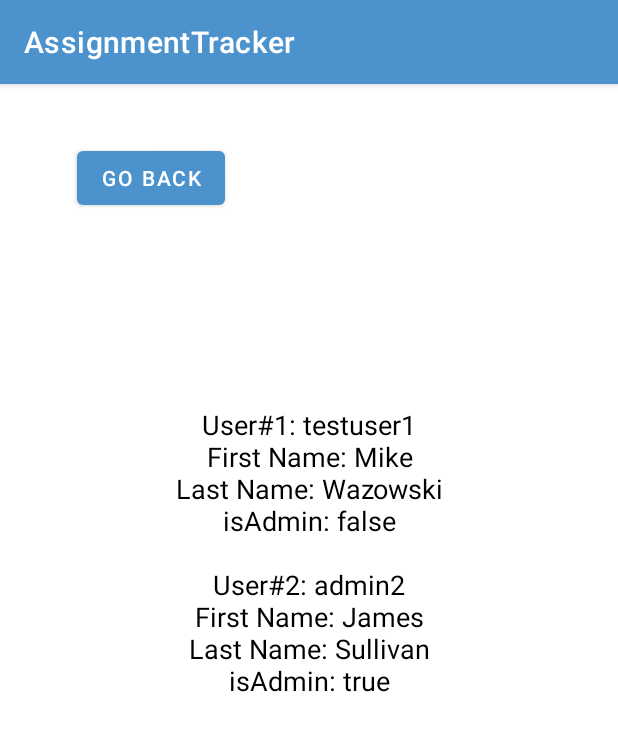
After one commit to f-pulido-1/AssignmentTracker, an Android app: the StudentViewerActivity screen opened directly, with no data from a screen before it, on a phone screen of 412 x 824 dp. The commit adds this screen. Shown: the top 731 px of the screen. Run offline under Robolectric (Android 15) with nearby library versions, the phone set to English and light mode, and no system bars; our stand-ins replace Room's generated code.

Commit message:
Created a new landing page (AdminMainActivity) for users who are admin users. Also created a new Activity in which admin users can view all students (or users) that currently have an account. There is an error where going back from the StudentViewerActivity causes the app to crash, however, there is a todo to fix that issue later.

```diff
--- a/app/src/main/java/com/example/assignmenttracker/DB/AssignmentTrackerDAO.java
+++ b/app/src/main/java/com/example/assignmenttracker/DB/AssignmentTrackerDAO.java
@@ -7,7 +7,6 @@ import androidx.room.Query;
 import androidx.room.Update;
 import com.example.assignmenttracker.AssignmentTracker;
 import com.example.assignmenttracker.User;
-
 import java.util.List;
 
 /**
--- /dev/null
+++ b/app/src/main/java/com/example/assignmenttracker/StudentViewerActivity.java
@@ -0,0 +1,76 @@
+package com.example.assignmenttracker;
+
+import androidx.appcompat.app.AppCompatActivity;
+import androidx.room.Room;
+
+import android.content.Intent;
+import android.os.Bundle;
+import android.util.Log;
+import android.widget.Button;
+import android.widget.TextView;
+
+import com.example.assignmenttracker.DB.AppDataBase;
+import com.example.assignmenttracker.DB.AssignmentTrackerDAO;
+import com.example.assignmenttracker.databinding.ActivityStudentViewerBinding;
+
+import java.util.List;
+
+/**
+ * @author Carlos Santiago, Fernando A. Pulido
+ * @since May 9, 2023
+ * Description: Android activity class that implements a student viewer.
+ */
+
+public class StudentViewerActivity extends AppCompatActivity {
+
+    private ActivityStudentViewerBinding binding;
+    private TextView mainStudentViewerTextView;
+    private Button studentViewerBackButton;
+    private AssignmentTrackerDAO assignmentTrackerDAO;
+    private List<User> userList;
+    private User adminUser;
+
+    @Override
+    protected void onCreate(Bundle savedInstanceState) {
+        super.onCreate(savedInstanceState);
+        setContentView(R.layout.activity_student_viewer);
+
+        getDatabase();
+
+        binding = ActivityStudentViewerBinding.inflate(getLayoutInflater());
+        setContentView(binding.getRoot());
+
+        mainStudentViewerTextView = binding.mainStudentViewerTextView;
+        studentViewerBackButton = binding.studentViewerBackButton;
+
+        refreshDisplay();
+
+        studentViewerBackButton.setOnClickListener(view -> {
+            Log.d("StudentViewerActivity", "STARTING AdminMainActivity");
+            Log.d("StudentViewerActivity", "Username: " + adminUser.getUsername() + " First: " + adminUser.getFirstName());
+            Intent intent = new Intent(StudentViewerActivity.this, AdminMainActivity.class);
+            //TODO: fix error where when going back and forth between adminMain and studentviewer causes app to crash
+            startActivity(intent);
+        });
+    }
+
+    private void getDatabase() {
+        assignmentTrackerDAO = Room.databaseBuilder(this, AppDataBase.class, AppDataBase.DATABASE_NAME)
+                .allowMainThreadQueries()
+                .build()
+                .AssignmentTrackerDAO();
+    }
+
+    private void refreshDisplay() {
+        userList = assignmentTrackerDAO.getAllUsers();
+        if(!userList.isEmpty()) {
+            StringBuilder sb = new StringBuilder();
+            for(User user : userList) {
+                sb.append(user.toString());
+            }
+            mainStudentViewerTextView.setText(sb.toString());
+        } else {
+            mainStudentViewerTextView.setText("No users yet.");
+        }
+    }
+}
--- a/app/src/main/java/com/example/assignmenttracker/User.java
+++ b/app/src/main/java/com/example/assignmenttracker/User.java
@@ -95,11 +95,15 @@ public class User {
     // Other
     @Override
     public String toString() {
-        return "User{" +
-                "userId=" + userId +
-                ", username='" + username + '\'' +
-                ", password='" + password + '\'' +
-                ", isAdmin=" + isAdmin +
-                '}';
+//        return "User{" +
+//                "userId=" + userId +
+//                ", username='" + username + '\'' +
+//                ", password='" + password + '\'' +
+//                ", isAdmin=" + isAdmin +
+//                '}';
+        return "User#" + userId + ": " + username +
+                "\nFirst Name: "  + firstName +
+                "\nLast Name: " + lastName +
+                "\nisAdmin: " + isAdmin + "\n\n";
     }
 }
--- /dev/null
+++ b/app/src/main/res/layout/activity_student_viewer.xml
@@ -0,0 +1,35 @@
+<?xml version="1.0" encoding="utf-8"?>
+<androidx.constraintlayout.widget.ConstraintLayout xmlns:android="http://schemas.android.com/apk/res/android"
+    xmlns:app="http://schemas.android.com/apk/res-auto"
+    xmlns:tools="http://schemas.android.com/tools"
+    android:layout_width="match_parent"
+    android:layout_height="match_parent"
+    tools:context=".StudentViewerActivity">
+
+    <Button
+        android:id="@+id/studentViewerBackButton"
+        android:layout_width="wrap_content"
+        android:layout_height="wrap_content"
+        android:text="Go back"
+        app:layout_constraintBottom_toBottomOf="parent"
+        app:layout_constraintEnd_toEndOf="parent"
+        app:layout_constraintHorizontal_bias="0.164"
+        app:layout_constraintStart_toStartOf="parent"
+        app:layout_constraintTop_toTopOf="parent"
+        app:layout_constraintVertical_bias="0.054" />
+
+    <TextView
+        android:id="@+id/mainStudentViewerTextView"
+        android:layout_width="283dp"
+        android:layout_height="352dp"
+        android:layout_marginBottom="252dp"
+        android:gravity="center"
+        android:text="All students will show up here."
+        android:textColor="#000000"
+        android:textSize="18sp"
+        app:layout_constraintBottom_toBottomOf="parent"
+        app:layout_constraintEnd_toEndOf="parent"
+        app:layout_constraintStart_toStartOf="parent"
+        app:layout_constraintTop_toBottomOf="@+id/studentViewerBackButton"
+        app:layout_constraintVertical_bias="0.923" />
+</androidx.constraintlayout.widget.ConstraintLayout>
```
Also changed, not shown: app/src/main/AndroidManifest.xml (+8 -1 lines), app/src/main/java/com/example/assignmenttracker/AdminMainActivity.java (added, +153 -0 lines), app/src/main/java/com/example/assignmenttracker/AssignmentTracker.java (+7 -6 lines), app/src/main/java/com/example/assignmenttracker/LandingPage.java (deleted, +0 -96 lines), app/src/main/java/com/example/assignmenttracker/LoginActivity.java (+7 -56 lines), app/src/main/java/com/example/assignmenttracker/MainActivity.java (+23 -17 lines), app/src/main/res/layout/activity_admin_main.xml (added, +48 -0 lines), app/src/main/res/layout/activity_main.xml (+17 -0 lines).
